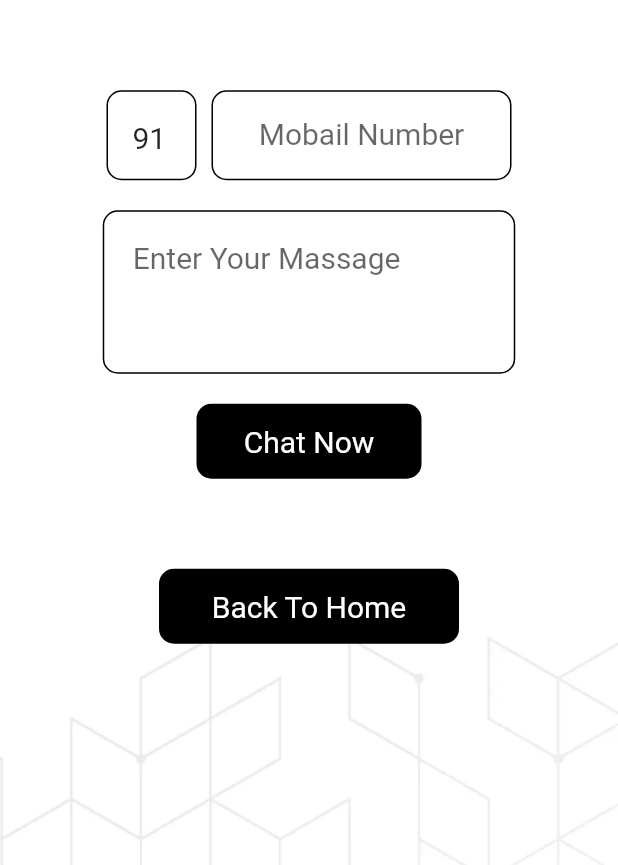
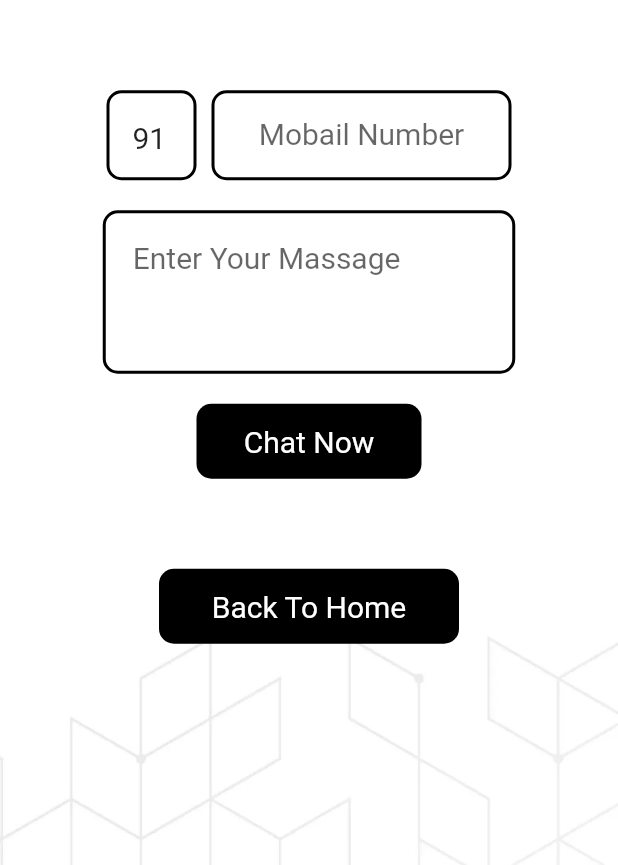
Before and after one commit to Prashant-Vavadiya/11, a Flutter app: the screen it shows after launch, after a tap on "Send Now", on a phone screen of 412 x 824 dp, the part 371-1236 px from its top. Run offline on Flutter 3.47's test engine with Material 2 defaults, Android fonts, the phone set to English and light mode, and no system bars; our stand-ins replace get.

Commit message:
Upload v01 code

```diff
--- a/app-info.txt
+++ b/app-info.txt
@@ -0,0 +1,2 @@
+App Title: Whats It
+File Name: whats-it.apk
--- a/lib/HomeScreen.dart
+++ b/lib/HomeScreen.dart
@@ -42,7 +42,7 @@ class _HomeScreenState extends State<HomeScreen> {
                   SizedBox(
                     height: 20,
                   ),
-                  Text("    Quick WA \n Massages...!",style: TextStyle(fontSize: 20),),
+                  Text("    Quick WhatsApp \n message to any one..!",style: TextStyle(fontSize: 20),),
                   SizedBox(
                     height: 50,
                   ),
--- a/lib/chatScreen.dart
+++ b/lib/chatScreen.dart
@@ -62,14 +62,15 @@ class _ChatSCreenState extends State<ChatSCreen> {
                   height: 60,
                   width: 60,
                   child: TextField(
+                    cursorColor: Colors.black,
                     controller: txtcode,
                     decoration: InputDecoration(
                         focusedBorder: OutlineInputBorder(
-                          borderSide: BorderSide(color: Color(0xff000000)),
+                          borderSide: BorderSide(color: Color(0xff000000),width: 2),
                           borderRadius: BorderRadius.circular(10),
                         ),
                         enabledBorder: OutlineInputBorder(
-                          borderSide: BorderSide(color: Color(0xff000000)),
+                          borderSide: BorderSide(color: Color(0xff000000),width: 2),
                           borderRadius: BorderRadius.circular(10),
                         ),
 
@@ -88,14 +89,15 @@ class _ChatSCreenState extends State<ChatSCreen> {
                       height: 60,
                       width: 200,
                       child: TextField(
+                        cursorColor: Colors.black,
                         controller: txtmobail,
                    decoration: InputDecoration(
                      focusedBorder: OutlineInputBorder(
-                       borderSide: BorderSide(color: Color(0xff000000)),
+                       borderSide: BorderSide(color: Color(0xff000000),width: 2),
                        borderRadius: BorderRadius.circular(10),
                      ),
                      enabledBorder: OutlineInputBorder(
-                       borderSide: BorderSide(color: Color(0xff000000)),
+                       borderSide: BorderSide(color: Color(0xff000000),width: 2),
                        borderRadius: BorderRadius.circular(10),
                      ),
                      hintText: "Mobail Number"
@@ -114,15 +116,16 @@ class _ChatSCreenState extends State<ChatSCreen> {
                 SizedBox(
                   width: 275,
                   child: TextField(
+                    cursorColor: Colors.black,
                     controller: txtname,
                     decoration: InputDecoration(
                         contentPadding: EdgeInsets.all(20),
                       focusedBorder: OutlineInputBorder(
-                        borderSide: BorderSide(color: Color(0xff000000)),
+                        borderSide: BorderSide(color: Color(0xff000000),width: 2),
                         borderRadius: BorderRadius.circular(10),
                       ),
                       enabledBorder: OutlineInputBorder(
-                        borderSide: BorderSide(color: Color(0xff000000)),
+                        borderSide: BorderSide(color: Color(0xff000000),width: 2),
                         borderRadius: BorderRadius.circular(10),
                       ),
                       hintText: "Enter Your Massage"
--- a/lib/spleshScreen.dart
+++ b/lib/spleshScreen.dart
@@ -26,12 +26,13 @@ class _SplashScreenState extends State<SplashScreen> {
               mainAxisAlignment: MainAxisAlignment.center,
               children: [
                 Container(
-                  height: 300,
+                  height: 200,
                   width: 300,
                   decoration:
                   BoxDecoration(borderRadius: BorderRadius.circular(30)),
                   child: Image.asset('assets/image/LOGO.png'),
                 ),
+                Text("Quick WhatsApp...!",style: TextStyle(fontSize: 20),),
                 ],
             ),
           ),
--- a/pubspec.yaml
+++ b/pubspec.yaml
@@ -40,6 +40,8 @@ dependencies:
   url_launcher: ^6.1.7
   whatsapp: ^2.0.0
   lottie: ^2.1.0
+  build_runner: ^2.3.3
+
 
 dev_dependencies:
   flutter_test:
```
Also changed, not shown: assets/image/app-icom.svg (added), pubspec.lock, 6 other files.
